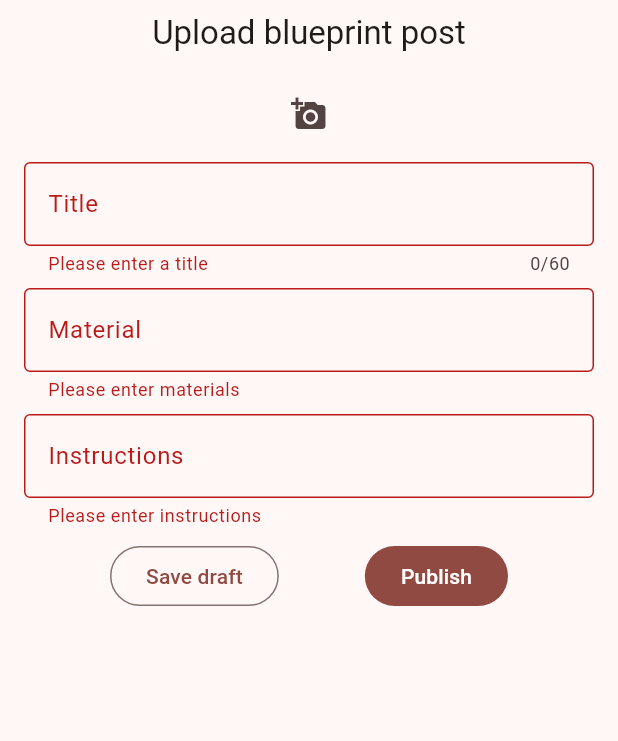
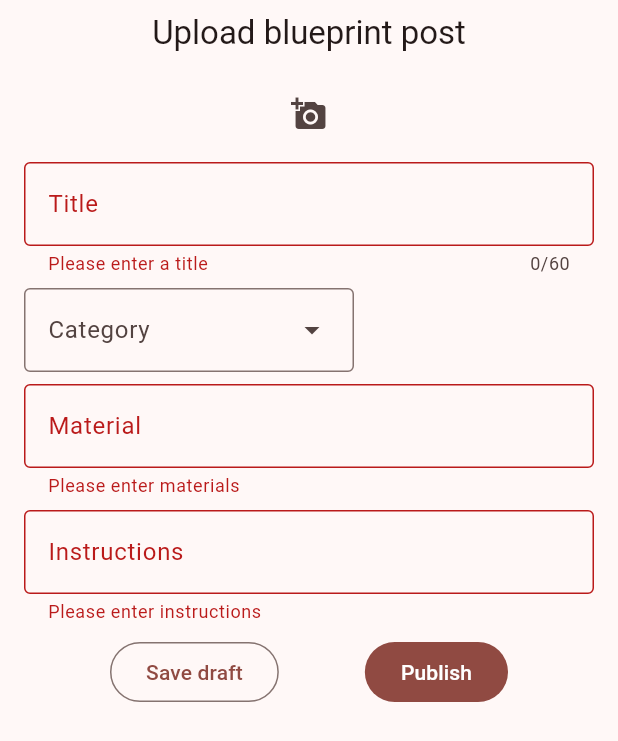
Before and after one commit to stihan01/mobile-computing-nestify, a Flutter app: the screen it shows after launch, after a tap on "Publish", on a phone screen of 412 x 824 dp. Shown: the top 741 px of the screen. Run offline on Flutter 3.47's test engine with Material 3 defaults, Android fonts, the phone set to English and light mode, and no system bars; our stand-ins replace image_picker.

Commit message:
added dropdown menu for categories

```diff
--- a/lib/screens/add_blue_print_screen.dart
+++ b/lib/screens/add_blue_print_screen.dart
@@ -1,6 +1,7 @@
 import 'dart:io';
 import 'package:flutter/material.dart';
 import 'package:nestify/models/blueprint_post.dart';
+import 'package:nestify/screens/category_dropdown_menu.dart';
 import 'package:nestify/widgets/custom_text_form_field.dart';
 import 'package:image_picker/image_picker.dart';
 
@@ -18,9 +19,10 @@ class AddBlueprintScreen extends StatelessWidget {
 }
 
 class BlueprintForm extends StatefulWidget {
-  const BlueprintForm({super.key, this.blueprint});
+  const BlueprintForm({super.key, this.post});
 
-  final BlueprintPost? blueprint;
+  // If blueprint object is provided, the form changes to editing, else it creates a new object
+  final BlueprintPost? post;
 
   @override
   BlueprintFormState createState() {
@@ -42,8 +44,8 @@ class BlueprintFormState extends State<BlueprintForm> {
   @override
   void initState() {
     super.initState();
-    isEdit = widget.blueprint == null ? false : true;
-    blueprint = !isEdit ? BlueprintPost() : widget.blueprint!;
+    isEdit = widget.post == null ? false : true;
+    blueprint = !isEdit ? BlueprintPost() : widget.post!;
   }
 
   @override
@@ -56,6 +58,11 @@ class BlueprintFormState extends State<BlueprintForm> {
       imageGrid(),
       cameraButton(),
       titleFormField(),
+      CategoryDropdownMenu(
+        onSelected: (category) {
+          blueprint.category = category;
+        },
+      ),
       materialFormField(),
       instructionFormField(),
       Row(mainAxisAlignment: MainAxisAlignment.spaceEvenly, children: [
@@ -134,13 +141,13 @@ class BlueprintFormState extends State<BlueprintForm> {
           // If the form is valid, display a snackbar. In the real world,
           // you'd often call a server or save the information in a database.
           ScaffoldMessenger.of(context).showSnackBar(
-            const SnackBar(
-              content: Text("Processing"),
+            SnackBar(
+              content: Text(blueprint.toJson().toString()),
             ),
           );
         }
       },
-      child: const Text('Publish'),
+      child: Text(isEdit ? "Update" : 'Publish'),
     );
   }
 
--- /dev/null
+++ b/lib/screens/category_dropdown_menu.dart
@@ -0,0 +1,43 @@
+import 'package:flutter/material.dart';
+
+class CategoryDropdownMenu extends StatefulWidget {
+  const CategoryDropdownMenu({super.key, this.onSelected, this.category});
+
+  final String? category;
+  final Function(String value)? onSelected;
+  @override
+  State<CategoryDropdownMenu> createState() => _CategoryDropdownMenuState();
+}
+
+class _CategoryDropdownMenuState extends State<CategoryDropdownMenu> {
+  String? dropdownValue;
+  late List<String> categories;
+
+  @override
+  void initState() {
+    super.initState();
+    // TODO fix proper categories
+    categories = <String>['Cat 1', 'Cat 2', 'Cat 3'];
+    dropdownValue = widget.category;
+  }
+
+  @override
+  Widget build(BuildContext context) {
+    debugPrint("Changing to: $dropdownValue");
+    return DropdownMenu(
+      width: 220,
+      label: const Text("Category"),
+      initialSelection: dropdownValue,
+      onSelected: (String? value) {
+        widget.onSelected?.call(value!);
+        setState(() {
+          dropdownValue = value;
+        });
+      },
+      dropdownMenuEntries:
+          categories.map<DropdownMenuEntry<String>>((String value) {
+        return DropdownMenuEntry(value: value, label: value);
+      }).toList(),
+    );
+  }
+}
```
